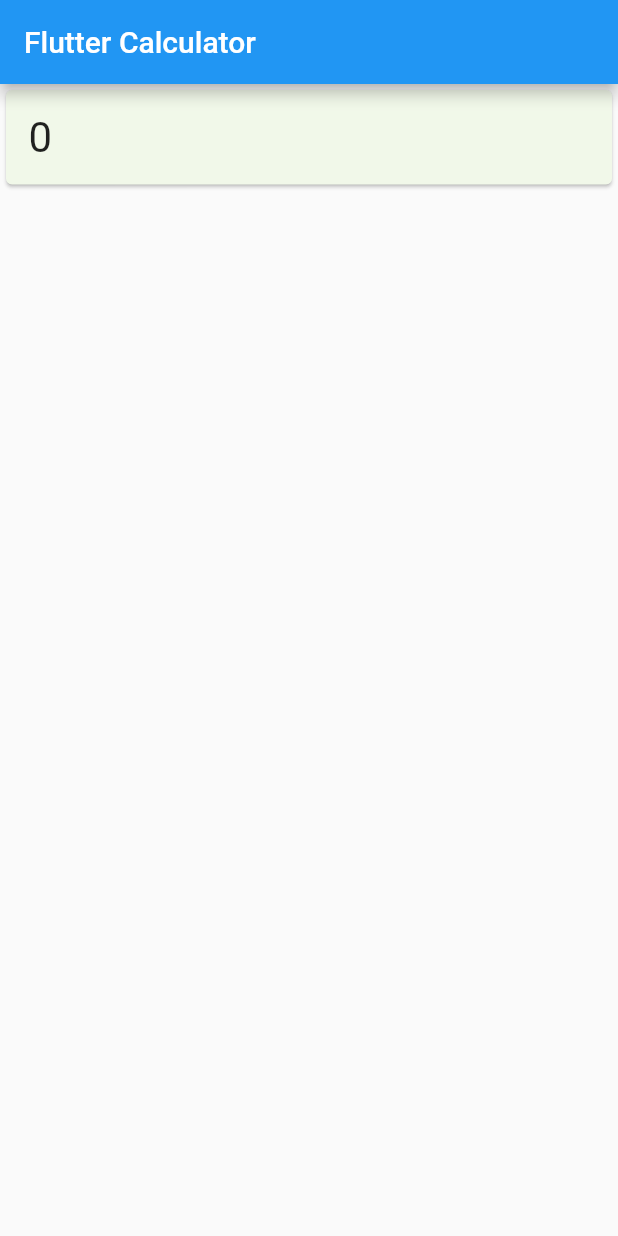
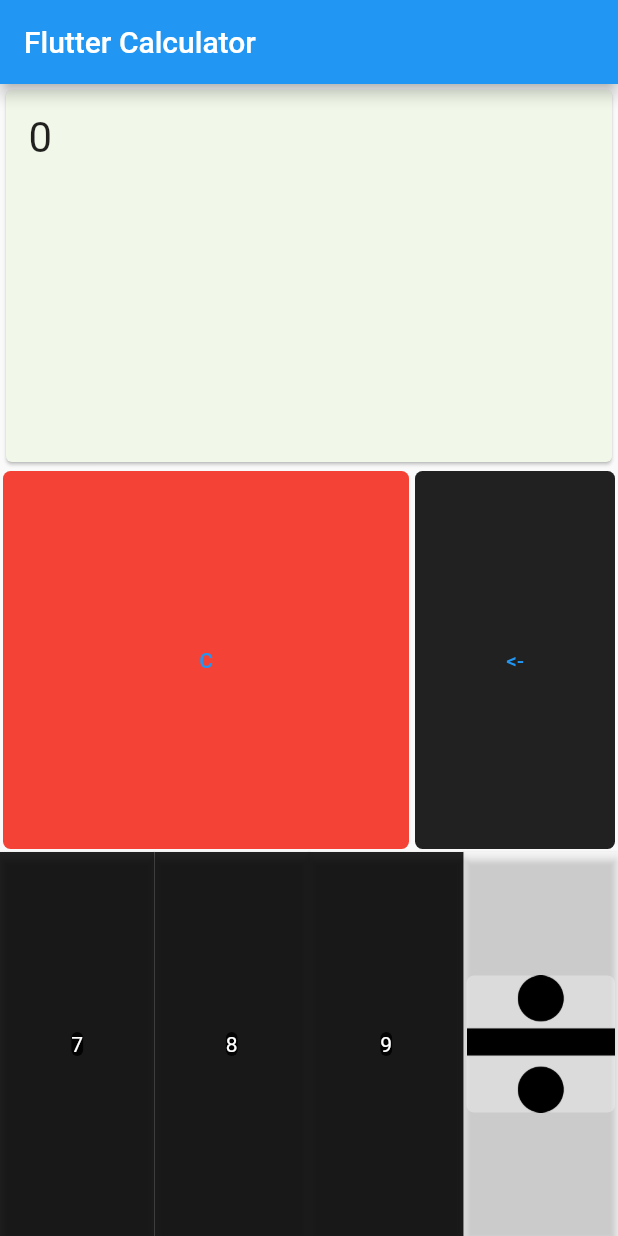
Before and after one commit to gnenocce/calcolatrice, a Flutter app: the screen it shows after launch, on a phone screen of 412 x 824 dp. Run offline on Flutter 3.47's test engine with Material 2 defaults, Android fonts, the light colour scheme and no system bars.

Commit message:
TypingButton and OperationButton classes added
image asset as symbol on operation buttons

```diff
--- a/lib/main.dart
+++ b/lib/main.dart
@@ -1,4 +1,6 @@
 import 'package:calcolatrice/calculator_screen.dart';
+import 'package:calcolatrice/operation_button.dart';
+import 'typing_button.dart';
 import 'package:flutter/material.dart';
 
 void main() =>
@@ -29,10 +31,10 @@
 
   final String title;
   @override
-  _CalculatorHomePageState createState() => _CalculatorHomePageState();
+  CalculatorHomePageState createState() => CalculatorHomePageState();
 }
 
-class _CalculatorHomePageState extends State<CalculatorHomePage> {
+class CalculatorHomePageState extends State<CalculatorHomePage> {
 
   late String _str = '0';
 
@@ -46,12 +48,112 @@
         body: Column(
           crossAxisAlignment: CrossAxisAlignment.stretch,
           children: [
-            CalculatorScreen(
-              displayData: _str,
+            // region Calculator Screen
+            Expanded(
+              flex: 1,
+              child: CalculatorScreen(
+                displayData: _str,
+              ),
+            ),
+            //endregion
+
+            // region First Row
+            Expanded(
+              flex: 1,
+              child: Row(
+                crossAxisAlignment: CrossAxisAlignment.stretch,
+                children: [
+                  Expanded(
+                    flex: 2,
+                    child: Padding(
+                      padding: EdgeInsets.all(2.0),
+                      child: Container(
+                        decoration: BoxDecoration(
+                            borderRadius: BorderRadius.circular(5.0),
+                            color: Colors.red),
+                          // color: Colors.red,
+                        child: TextButton(
+                          onPressed: () { deleteAll(); },
+                          child:  Text(
+                            ('C'),
+                          )
+                        )
+                      )
+                    )
+                  ),
+
+                  Expanded(
+                    flex:1,
+                    child: Padding(
+                      padding: EdgeInsets.all(2.0),
+                      child: Container(
+                        decoration: BoxDecoration(
+                          borderRadius: BorderRadius.circular(5.0),
+                          color: Colors.black87
+                        ),
+                        // color: Colors.black87,
+                        child: TextButton(
+                          onPressed: () { deleteOne(); },
+                          child:  Text(
+                            ('<-'),
+                          )
+                        )
+                      )
+                    )
+                  )
+
+                ]
+              )
+            ),
+            //endregion
+
+            Expanded(
+              flex: 1,
+              child: Row(
+                crossAxisAlignment: CrossAxisAlignment.stretch,
+                children: [
+                  Expanded(
+                    flex: 1,
+                    child: TypingButton(
+                      action: '7',
+                      onPressedAction: () { add('7'); },
+                    ),
+                  ),
+                  Expanded(
+                    flex: 1,
+                    child: TypingButton(
+                      action: '8',
+                      onPressedAction: () { add('8'); },
+                    ),
+                  ),
+                  Expanded(
+                    flex: 1,
+                    child: TypingButton(
+                      action: '9',
+                      onPressedAction: () { add('9'); },
+                    ),
+                  ),
+                  Expanded(
+                    flex: 1,
+                    child: OperationButton(
+                      onPressedAction: () { add('7'); },
+                      image: AssetImage("icons/divide.png"),
+                    ),
+                  ),
+                ],
+
+              ),
             )
+
           ],
         ),
       ),
     );
   }
+
+  void deleteAll() {}
+
+  void deleteOne() {}
+
+  void add(String action) {}
 }
--- /dev/null
+++ b/lib/operation_button.dart
@@ -0,0 +1,32 @@
+import 'package:flutter/material.dart';
+
+class OperationButton extends StatelessWidget {
+
+  OperationButton({
+    required this.onPressedAction,
+    required this.image,
+  });
+
+  final Color backgroundColor = Colors.white30;
+  final VoidCallback onPressedAction;
+  final AssetImage image;
+
+  @override
+  Widget build(BuildContext context) {
+    return RawMaterialButton(
+      //  onPressed: onPressedAction,
+        onPressed: onPressedAction,
+        fillColor: backgroundColor,
+        child: Padding(
+            padding: const EdgeInsets.all(2.0),
+            child: Container(
+              decoration: BoxDecoration(
+                  borderRadius: BorderRadius.circular(5.0),
+                  color: backgroundColor ),
+              child: Image(image: image),
+            )
+        )
+
+    );
+  }
+}
--- /dev/null
+++ b/lib/typing_button.dart
@@ -0,0 +1,38 @@
+import 'package:calcolatrice/main.dart';
+import 'package:flutter/material.dart';
+
+class TypingButton extends StatelessWidget {
+
+  TypingButton({
+    required this.action,
+    required this.onPressedAction,
+
+});
+
+  final String action;
+  final Color textColor = Colors.white, backgroundColor = Colors.black87;
+  final VoidCallback onPressedAction;
+
+  @override
+  Widget build(BuildContext context) {
+    return RawMaterialButton(
+      //  onPressed: onPressedAction,
+      onPressed: onPressedAction,
+      fillColor: backgroundColor,
+        child: Padding(
+          padding: EdgeInsets.all(2.0),
+          child: Container(
+            decoration: BoxDecoration(
+                borderRadius: BorderRadius.circular(5.0),
+                color: backgroundColor ),
+            child:  Text(
+              action,
+              style: TextStyle(
+                  color: textColor),
+            ),
+          )
+        )
+
+    );
+  }
+}
```
Also changed, not shown: lib/old_main.dart (added, +258 -0 lines), icons/divide.png (renamed from lib/icons/divide.png), 1 other file.
